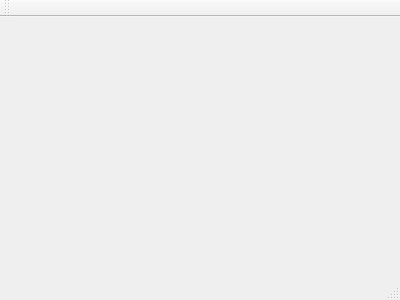
First picture: the form in mainwindow.ui, repository cpyarger/kast, before the edit.
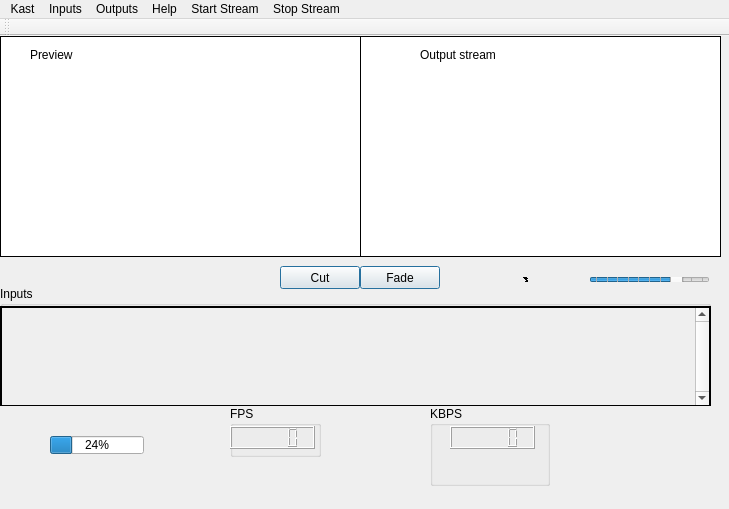
Second picture: the form after the edit.

Commit message: playing with UI

What changed in the file:
```diff
--- a/mainwindow.ui
+++ b/mainwindow.ui
@@ -1,24 +1,998 @@
 <ui version="4.0">
  <class>MainWindow</class>
- <widget class="QMainWindow" name="MainWindow" >
-  <property name="geometry" >
+ <widget class="QMainWindow" name="MainWindow">
+  <property name="geometry">
    <rect>
     <x>0</x>
     <y>0</y>
-    <width>400</width>
-    <height>300</height>
+    <width>729</width>
+    <height>509</height>
    </rect>
   </property>
   <property name="windowTitle" >
    <string>MainWindow</string>
   </property>
-  <widget class="QMenuBar" name="menuBar" />
-  <widget class="QToolBar" name="mainToolBar" />
-  <widget class="QWidget" name="centralWidget" />
-  <widget class="QStatusBar" name="statusBar" />
+  <property name="autoFillBackground">
+   <bool>true</bool>
+  </property>
+  <property name="styleSheet">
+   <string notr="true"/>
+  </property>
+  <property name="unifiedTitleAndToolBarOnMac">
+   <bool>true</bool>
+  </property>
+  <widget class="QWidget" name="centralWidget">
+   <widget class="QPushButton" name="buttonCut">
+    <property name="geometry">
+     <rect>
+      <x>280</x>
+      <y>230</y>
+      <width>80</width>
+      <height>23</height>
+     </rect>
+    </property>
+    <property name="text">
+     <string>Cut</string>
+    </property>
+    <property name="shortcut">
+     <string>Space</string>
+    </property>
+    <property name="autoDefault">
+     <bool>true</bool>
+    </property>
+    <property name="default">
+     <bool>true</bool>
+    </property>
+    <property name="flat">
+     <bool>false</bool>
+    </property>
+   </widget>
+   <widget class="QPushButton" name="buttonFade">
+    <property name="geometry">
+     <rect>
+      <x>360</x>
+      <y>230</y>
+      <width>80</width>
+      <height>23</height>
+     </rect>
+    </property>
+    <property name="text">
+     <string>Fade</string>
+    </property>
+    <property name="shortcut">
+     <string>+</string>
+    </property>
+    <property name="default">
+     <bool>true</bool>
+    </property>
+   </widget>
+   <widget class="QGraphicsView" name="framePreview">
+    <property name="geometry">
+     <rect>
+      <x>0</x>
+      <y>0</y>
+      <width>361</width>
+      <height>221</height>
+     </rect>
+    </property>
+    <property name="frameShape">
+     <enum>QFrame::Panel</enum>
+    </property>
+    <property name="frameShadow">
+     <enum>QFrame::Plain</enum>
+    </property>
+    <property name="viewportUpdateMode">
+     <enum>QGraphicsView::FullViewportUpdate</enum>
+    </property>
+   </widget>
+   <widget class="QGraphicsView" name="frameOutput">
+    <property name="geometry">
+     <rect>
+      <x>360</x>
+      <y>0</y>
+      <width>361</width>
+      <height>221</height>
+     </rect>
+    </property>
+    <property name="frameShape">
+     <enum>QFrame::Panel</enum>
+    </property>
+    <property name="frameShadow">
+     <enum>QFrame::Plain</enum>
+    </property>
+   </widget>
+   <widget class="QLabel" name="label_2">
+    <property name="geometry">
+     <rect>
+      <x>30</x>
+      <y>10</y>
+      <width>65</width>
+      <height>17</height>
+     </rect>
+    </property>
+    <property name="text">
+     <string>Preview</string>
+    </property>
+   </widget>
+   <widget class="QLabel" name="label_3">
+    <property name="geometry">
+     <rect>
+      <x>420</x>
+      <y>10</y>
+      <width>91</width>
+      <height>17</height>
+     </rect>
+    </property>
+    <property name="text">
+     <string>Output stream</string>
+    </property>
+   </widget>
+   <widget class="QProgressBar" name="StreamQuality">
+    <property name="geometry">
+     <rect>
+      <x>50</x>
+      <y>400</y>
+      <width>94</width>
+      <height>18</height>
+     </rect>
+    </property>
+    <property name="value">
+     <number>24</number>
+    </property>
+   </widget>
+   <widget class="QGroupBox" name="BoxInputs">
+    <property name="geometry">
+     <rect>
+      <x>0</x>
+      <y>250</y>
+      <width>711</width>
+      <height>120</height>
+     </rect>
+    </property>
+    <property name="sizePolicy">
+     <sizepolicy hsizetype="Maximum" vsizetype="Maximum">
+      <horstretch>0</horstretch>
+      <verstretch>0</verstretch>
+     </sizepolicy>
+    </property>
+    <property name="title">
+     <string>Inputs</string>
+    </property>
+    <widget class="QScrollArea" name="scrollArea_2">
+     <property name="enabled">
+      <bool>true</bool>
+     </property>
+     <property name="geometry">
+      <rect>
+       <x>0</x>
+       <y>20</y>
+       <width>711</width>
+       <height>101</height>
+      </rect>
+     </property>
+     <property name="sizePolicy">
+      <sizepolicy hsizetype="Maximum" vsizetype="Maximum">
+       <horstretch>0</horstretch>
+       <verstretch>0</verstretch>
+      </sizepolicy>
+     </property>
+     <property name="autoFillBackground">
+      <bool>true</bool>
+     </property>
+     <property name="frameShape">
+      <enum>QFrame::Box</enum>
+     </property>
+     <property name="frameShadow">
+      <enum>QFrame::Plain</enum>
+     </property>
+     <property name="lineWidth">
+      <number>2</number>
+     </property>
+     <property name="midLineWidth">
+      <number>1</number>
+     </property>
+     <property name="verticalScrollBarPolicy">
+      <enum>Qt::ScrollBarAlwaysOn</enum>
+     </property>
+     <property name="horizontalScrollBarPolicy">
+      <enum>Qt::ScrollBarAlwaysOff</enum>
+     </property>
+     <property name="sizeAdjustPolicy">
+      <enum>QAbstractScrollArea::AdjustToContents</enum>
+     </property>
+     <property name="widgetResizable">
+      <bool>true</bool>
+     </property>
+     <property name="alignment">
+      <set>Qt::AlignLeading|Qt::AlignLeft|Qt::AlignVCenter</set>
+     </property>
+     <widget class="QWidget" name="scrollAreaWidgetContents_3">
+      <property name="geometry">
+       <rect>
+        <x>0</x>
+        <y>40</y>
+        <width>16</width>
+        <height>16</height>
+       </rect>
+      </property>
+      <property name="sizePolicy">
+       <sizepolicy hsizetype="Fixed" vsizetype="Fixed">
+        <horstretch>0</horstretch>
+        <verstretch>0</verstretch>
+       </sizepolicy>
+      </property>
+     </widget>
+    </widget>
+   </widget>
+   <widget class="QFrame" name="uploadSpeedFrame">
+    <property name="geometry">
+     <rect>
+      <x>230</x>
+      <y>384</y>
+      <width>103</width>
+      <height>41</height>
+     </rect>
+    </property>
+    <layout class="QHBoxLayout" name="horizontalLayout_4"/>
+   </widget>
+   <widget class="QGroupBox" name="boxKBPS">
+    <property name="geometry">
+     <rect>
+      <x>430</x>
+      <y>370</y>
+      <width>120</width>
+      <height>80</height>
+     </rect>
+    </property>
+    <property name="title">
+     <string>KBPS</string>
+    </property>
+    <widget class="QLCDNumber" name="lcdNumber_2">
+     <property name="geometry">
+      <rect>
+       <x>20</x>
+       <y>20</y>
+       <width>85</width>
+       <height>23</height>
+      </rect>
+     </property>
+    </widget>
+   </widget>
+   <widget class="QGroupBox" name="boxFps">
+    <property name="geometry">
+     <rect>
+      <x>230</x>
+      <y>370</y>
+      <width>91</width>
+      <height>51</height>
+     </rect>
+    </property>
+    <property name="title">
+     <string>FPS</string>
+    </property>
+    <widget class="QLCDNumber" name="FPS_2">
+     <property name="geometry">
+      <rect>
+       <x>0</x>
+       <y>20</y>
+       <width>85</width>
+       <height>23</height>
+      </rect>
+     </property>
+     <property name="styleSheet">
+      <string notr="true">
+color: rgb(107, 212, 72);</string>
+     </property>
+    </widget>
+   </widget>
+   <widget class="QWidget" name="layoutWidget">
+    <property name="geometry">
+     <rect>
+      <x>450</x>
+      <y>230</y>
+      <width>271</width>
+      <height>27</height>
+     </rect>
+    </property>
+    <layout class="QHBoxLayout" name="horizontalLayout">
+     <item>
+      <widget class="QLCDNumber" name="masterVolumeDisplay">
+       <property name="sizePolicy">
+        <sizepolicy hsizetype="Preferred" vsizetype="Preferred">
+         <horstretch>0</horstretch>
+         <verstretch>0</verstretch>
+        </sizepolicy>
+       </property>
+       <property name="palette">
+        <palette>
+         <active>
+          <colorrole role="WindowText">
+           <brush brushstyle="SolidPattern">
+            <color alpha="255">
+             <red>255</red>
+             <green>255</green>
+             <blue>255</blue>
+            </color>
+           </brush>
+          </colorrole>
+          <colorrole role="Button">
+           <brush brushstyle="SolidPattern">
+            <color alpha="255">
+             <red>0</red>
+             <green>0</green>
+             <blue>0</blue>
+            </color>
+           </brush>
+          </colorrole>
+          <colorrole role="Light">
+           <brush brushstyle="SolidPattern">
+            <color alpha="255">
+             <red>0</red>
+             <green>0</green>
+             <blue>0</blue>
+            </color>
+           </brush>
+          </colorrole>
+          <colorrole role="Midlight">
+           <brush brushstyle="SolidPattern">
+            <color alpha="255">
+             <red>0</red>
+             <green>0</green>
+             <blue>0</blue>
+            </color>
+           </brush>
+          </colorrole>
+          <colorrole role="Dark">
+           <brush brushstyle="SolidPattern">
+            <color alpha="255">
+             <red>0</red>
+             <green>0</green>
+             <blue>0</blue>
+            </color>
+           </brush>
+          </colorrole>
+          <colorrole role="Mid">
+           <brush brushstyle="SolidPattern">
+            <color alpha="255">
+             <red>0</red>
+             <green>0</green>
+             <blue>0</blue>
+            </color>
+           </brush>
+          </colorrole>
+          <colorrole role="Text">
+           <brush brushstyle="SolidPattern">
+            <color alpha="255">
+             <red>255</red>
+             <green>0</green>
+             <blue>0</blue>
+            </color>
+           </brush>
+          </colorrole>
+          <colorrole role="BrightText">
+           <brush brushstyle="SolidPattern">
+            <color alpha="255">
+             <red>255</red>
+             <green>255</green>
+             <blue>255</blue>
+            </color>
+           </brush>
+          </colorrole>
+          <colorrole role="ButtonText">
+           <brush brushstyle="SolidPattern">
+            <color alpha="255">
+             <red>255</red>
+             <green>255</green>
+             <blue>255</blue>
+            </color>
+           </brush>
+          </colorrole>
+          <colorrole role="Base">
+           <brush brushstyle="SolidPattern">
+            <color alpha="255">
+             <red>0</red>
+             <green>0</green>
+             <blue>0</blue>
+            </color>
+           </brush>
+          </colorrole>
+          <colorrole role="Window">
+           <brush brushstyle="SolidPattern">
+            <color alpha="255">
+             <red>0</red>
+             <green>0</green>
+             <blue>0</blue>
+            </color>
+           </brush>
+          </colorrole>
+          <colorrole role="Shadow">
+           <brush brushstyle="SolidPattern">
+            <color alpha="255">
+             <red>0</red>
+             <green>0</green>
+             <blue>0</blue>
+            </color>
+           </brush>
+          </colorrole>
+          <colorrole role="AlternateBase">
+           <brush brushstyle="SolidPattern">
+            <color alpha="255">
+             <red>0</red>
+             <green>0</green>
+             <blue>0</blue>
+            </color>
+           </brush>
+          </colorrole>
+          <colorrole role="ToolTipBase">
+           <brush brushstyle="SolidPattern">
+            <color alpha="255">
+             <red>255</red>
+             <green>255</green>
+             <blue>220</blue>
+            </color>
+           </brush>
+          </colorrole>
+          <colorrole role="ToolTipText">
+           <brush brushstyle="SolidPattern">
+            <color alpha="255">
+             <red>0</red>
+             <green>0</green>
+             <blue>0</blue>
+            </color>
+           </brush>
+          </colorrole>
+         </active>
+         <inactive>
+          <colorrole role="WindowText">
+           <brush brushstyle="SolidPattern">
+            <color alpha="255">
+             <red>255</red>
+             <green>255</green>
+             <blue>255</blue>
+            </color>
+           </brush>
+          </colorrole>
+          <colorrole role="Button">
+           <brush brushstyle="SolidPattern">
+            <color alpha="255">
+             <red>0</red>
+             <green>0</green>
+             <blue>0</blue>
+            </color>
+           </brush>
+          </colorrole>
+          <colorrole role="Light">
+           <brush brushstyle="SolidPattern">
+            <color alpha="255">
+             <red>0</red>
+             <green>0</green>
+             <blue>0</blue>
+            </color>
+           </brush>
+          </colorrole>
+          <colorrole role="Midlight">
+           <brush brushstyle="SolidPattern">
+            <color alpha="255">
+             <red>0</red>
+             <green>0</green>
+             <blue>0</blue>
+            </color>
+           </brush>
+          </colorrole>
+          <colorrole role="Dark">
+           <brush brushstyle="SolidPattern">
+            <color alpha="255">
+             <red>0</red>
+             <green>0</green>
+             <blue>0</blue>
+            </color>
+           </brush>
+          </colorrole>
+          <colorrole role="Mid">
+           <brush brushstyle="SolidPattern">
+            <color alpha="255">
+             <red>0</red>
+             <green>0</green>
+             <blue>0</blue>
+            </color>
+           </brush>
+          </colorrole>
+          <colorrole role="Text">
+           <brush brushstyle="SolidPattern">
+            <color alpha="255">
+             <red>255</red>
+             <green>0</green>
+             <blue>0</blue>
+            </color>
+           </brush>
+          </colorrole>
+          <colorrole role="BrightText">
+           <brush brushstyle="SolidPattern">
+            <color alpha="255">
+             <red>255</red>
+             <green>255</green>
+             <blue>255</blue>
+            </color>
+           </brush>
+          </colorrole>
+          <colorrole role="ButtonText">
+           <brush brushstyle="SolidPattern">
+            <color alpha="255">
+             <red>255</red>
+             <green>255</green>
+             <blue>255</blue>
+            </color>
+           </brush>
+          </colorrole>
+          <colorrole role="Base">
+           <brush brushstyle="SolidPattern">
+            <color alpha="255">
+             <red>0</red>
+             <green>0</green>
+             <blue>0</blue>
+            </color>
+           </brush>
+          </colorrole>
+          <colorrole role="Window">
+           <brush brushstyle="SolidPattern">
+            <color alpha="255">
+             <red>0</red>
+             <green>0</green>
+             <blue>0</blue>
+            </color>
+           </brush>
+          </colorrole>
+          <colorrole role="Shadow">
+           <brush brushstyle="SolidPattern">
+            <color alpha="255">
+             <red>0</red>
+             <green>0</green>
+             <blue>0</blue>
+            </color>
+           </brush>
+          </colorrole>
+          <colorrole role="AlternateBase">
+           <brush brushstyle="SolidPattern">
+            <color alpha="255">
+             <red>0</red>
+             <green>0</green>
+             <blue>0</blue>
+            </color>
+           </brush>
+          </colorrole>
+          <colorrole role="ToolTipBase">
+           <brush brushstyle="SolidPattern">
+            <color alpha="255">
+             <red>255</red>
+             <green>255</green>
+             <blue>220</blue>
+            </color>
+           </brush>
+          </colorrole>
+          <colorrole role="ToolTipText">
+           <brush brushstyle="SolidPattern">
+            <color alpha="255">
+             <red>0</red>
+             <green>0</green>
+             <blue>0</blue>
+            </color>
+           </brush>
+          </colorrole>
+         </inactive>
+         <disabled>
+          <colorrole role="WindowText">
+           <brush brushstyle="SolidPattern">
+            <color alpha="255">
+             <red>0</red>
+             <green>0</green>
+             <blue>0</blue>
+            </color>
+           </brush>
+          </colorrole>
+          <colorrole role="Button">
+           <brush brushstyle="SolidPattern">
+            <color alpha="255">
+             <red>0</red>
+             <green>0</green>
+             <blue>0</blue>
+            </color>
+           </brush>
+          </colorrole>
+          <colorrole role="Light">
+           <brush brushstyle="SolidPattern">
+            <color alpha="255">
+             <red>0</red>
+             <green>0</green>
+             <blue>0</blue>
+            </color>
+           </brush>
+          </colorrole>
+          <colorrole role="Midlight">
+           <brush brushstyle="SolidPattern">
+            <color alpha="255">
+             <red>0</red>
+             <green>0</green>
+             <blue>0</blue>
+            </color>
+           </brush>
+          </colorrole>
+          <colorrole role="Dark">
+           <brush brushstyle="SolidPattern">
+            <color alpha="255">
+             <red>0</red>
+             <green>0</green>
+             <blue>0</blue>
+            </color>
+           </brush>
+          </colorrole>
+          <colorrole role="Mid">
+           <brush brushstyle="SolidPattern">
+            <color alpha="255">
+             <red>0</red>
+             <green>0</green>
+             <blue>0</blue>
+            </color>
+           </brush>
+          </colorrole>
+          <colorrole role="Text">
+           <brush brushstyle="SolidPattern">
+            <color alpha="255">
+             <red>0</red>
+             <green>0</green>
+             <blue>0</blue>
+            </color>
+           </brush>
+          </colorrole>
+          <colorrole role="BrightText">
+           <brush brushstyle="SolidPattern">
+            <color alpha="255">
+             <red>255</red>
+             <green>255</green>
+             <blue>255</blue>
+            </color>
+           </brush>
+          </colorrole>
+          <colorrole role="ButtonText">
+           <brush brushstyle="SolidPattern">
+            <color alpha="255">
+             <red>0</red>
+             <green>0</green>
+             <blue>0</blue>
+            </color>
+           </brush>
+          </colorrole>
+          <colorrole role="Base">
+           <brush brushstyle="SolidPattern">
+            <color alpha="255">
+             <red>0</red>
+             <green>0</green>
+             <blue>0</blue>
+            </color>
+           </brush>
+          </colorrole>
+          <colorrole role="Window">
+           <brush brushstyle="SolidPattern">
+            <color alpha="255">
+             <red>0</red>
+             <green>0</green>
+             <blue>0</blue>
+            </color>
+           </brush>
+          </colorrole>
+          <colorrole role="Shadow">
+           <brush brushstyle="SolidPattern">
+            <color alpha="255">
+             <red>0</red>
+             <green>0</green>
+             <blue>0</blue>
+            </color>
+           </brush>
+          </colorrole>
+          <colorrole role="AlternateBase">
+           <brush brushstyle="SolidPattern">
+            <color alpha="255">
+             <red>0</red>
+             <green>0</green>
+             <blue>0</blue>
+            </color>
+           </brush>
+          </colorrole>
+          <colorrole role="ToolTipBase">
+           <brush brushstyle="SolidPattern">
+            <color alpha="255">
+             <red>255</red>
+             <green>255</green>
+             <blue>220</blue>
+            </color>
+           </brush>
+          </colorrole>
+          <colorrole role="ToolTipText">
+           <brush brushstyle="SolidPattern">
+            <color alpha="255">
+             <red>0</red>
+             <green>0</green>
+             <blue>0</blue>
+            </color>
+           </brush>
+          </colorrole>
+         </disabled>
+        </palette>
+       </property>
+       <property name="font">
+        <font>
+         <family>Padauk Book</family>
+         <pointsize>20</pointsize>
+         <kerning>true</kerning>
+        </font>
+       </property>
+       <property name="contextMenuPolicy">
+        <enum>Qt::NoContextMenu</enum>
+       </property>
+       <property name="frameShape">
+        <enum>QFrame::NoFrame</enum>
+       </property>
+       <property name="frameShadow">
+        <enum>QFrame::Plain</enum>
+       </property>
+       <property name="lineWidth">
+        <number>0</number>
+       </property>
+       <property name="segmentStyle">
+        <enum>QLCDNumber::Filled</enum>
+       </property>
+       <property name="value" stdset="0">
+        <double>75.000000000000000</double>
+       </property>
+      </widget>
+     </item>
+     <item>
+      <widget class="QSlider" name="masterVolumeSlider">
+       <property name="sizePolicy">
+        <sizepolicy hsizetype="Preferred" vsizetype="MinimumExpanding">
+         <horstretch>0</horstretch>
+         <verstretch>0</verstretch>
+        </sizepolicy>
+       </property>
+       <property name="maximum">
+        <number>100</number>
+       </property>
+       <property name="sliderPosition">
+        <number>75</number>
+       </property>
+       <property name="orientation">
+        <enum>Qt::Horizontal</enum>
+       </property>
+       <property name="invertedAppearance">
+        <bool>false</bool>
+       </property>
+       <property name="invertedControls">
+        <bool>false</bool>
+       </property>
+       <property name="tickPosition">
+        <enum>QSlider::TicksBothSides</enum>
+       </property>
+      </widget>
+     </item>
+    </layout>
+   </widget>
+   <zorder>buttonCut</zorder>
+   <zorder>buttonFade</zorder>
+   <zorder>framePreview</zorder>
+   <zorder>frameOutput</zorder>
+   <zorder>label_2</zorder>
+   <zorder>label_3</zorder>
+   <zorder>StreamQuality</zorder>
+   <zorder>label_4</zorder>
+   <zorder>FPS</zorder>
+   <zorder>label_5</zorder>
+   <zorder>label_6</zorder>
+   <zorder>BoxInputs</zorder>
+   <zorder>scrollArea_2</zorder>
+   <zorder>uploadSpeedFrame</zorder>
+   <zorder>boxKBPS</zorder>
+   <zorder>boxFps</zorder>
+   <zorder>buttonFade</zorder>
+   <zorder>buttonCut</zorder>
+   <zorder>StreamQuality</zorder>
+   <zorder>layoutWidget</zorder>
+  </widget>
+  <widget class="QMenuBar" name="menuBar">
+   <property name="geometry">
+    <rect>
+     <x>0</x>
+     <y>0</y>
+     <width>729</width>
+     <height>20</height>
+    </rect>
+   </property>
+   <widget class="QMenu" name="menuKast">
+    <property name="title">
+     <string>Kast</string>
+    </property>
+    <addaction name="actionSave_as_DFL"/>
+    <addaction name="actionOpen_Layout"/>
+    <addaction name="actionSave_As"/>
+    <addaction name="actionShare"/>
+    <addaction name="actionQuit"/>
+   </widget>
+   <widget class="QMenu" name="menuHelp">
+    <property name="title">
+     <string>Help</string>
+    </property>
+    <addaction name="actionAbout"/>
+   </widget>
+   <widget class="QMenu" name="menuInputs">
+    <property name="title">
+     <string>Inputs</string>
+    </property>
+    <addaction name="separator"/>
+    <addaction name="actionWebCam"/>
+    <addaction name="actionDesktop_Capture"/>
+    <addaction name="actionOpenGL_Capture"/>
+    <addaction name="actionYoutube_Video"/>
+    <addaction name="actionVideo_File"/>
+    <addaction name="actionVideo_Stream"/>
+    <addaction name="separator"/>
+    <addaction name="actionMicrophone"/>
+    <addaction name="actionAudio_File"/>
+    <addaction name="actionDesktop_Audio"/>
+    <addaction name="actionAudio_Mixer"/>
+   </widget>
+   <widget class="QMenu" name="menuOutputs">
+    <property name="title">
+     <string>Outputs</string>
+    </property>
+    <addaction name="separator"/>
+    <addaction name="separator"/>
+    <addaction name="separator"/>
+    <addaction name="actionYouTube"/>
+    <addaction name="actionTwitch"/>
+    <addaction name="actionChromeCast"/>
+    <addaction name="actionFile"/>
+   </widget>
+   <widget class="QMenu" name="menuStart_Stream">
+    <property name="title">
+     <string>Start Stream</string>
+    </property>
+   </widget>
+   <widget class="QMenu" name="menuStop_Stream">
+    <property name="title">
+     <string>Stop Stream</string>
+    </property>
+   </widget>
+   <addaction name="menuKast"/>
+   <addaction name="menuInputs"/>
+   <addaction name="menuOutputs"/>
+   <addaction name="menuHelp"/>
+   <addaction name="menuStart_Stream"/>
+   <addaction name="menuStop_Stream"/>
+  </widget>
+  <widget class="QToolBar" name="toolBar">
+   <property name="windowTitle">
+    <string>toolBar</string>
+   </property>
+   <attribute name="toolBarArea">
+    <enum>TopToolBarArea</enum>
+   </attribute>
+   <attribute name="toolBarBreak">
+    <bool>false</bool>
+   </attribute>
+  </widget>
+  <action name="actionYouTube">
+   <property name="text">
+    <string>YouTube</string>
+   </property>
+  </action>
+  <action name="actionTwitch">
+   <property name="text">
+    <string>Twitch</string>
+   </property>
+  </action>
+  <action name="actionChromeCast">
+   <property name="text">
+    <string>ChromeCast</string>
+   </property>
+  </action>
+  <action name="actionFile">
+   <property name="text">
+    <string>File</string>
+   </property>
+  </action>
+  <action name="actionWebCam">
+   <property name="text">
+    <string>WebCam</string>
+   </property>
+  </action>
+  <action name="actionDesktop_Capture">
+   <property name="text">
+    <string>Desktop Capture</string>
+   </property>
+  </action>
+  <action name="actionOpenGL_Capture">
+   <property name="text">
+    <string>OpenGL Capture</string>
+   </property>
+  </action>
+  <action name="actionYoutube_Video">
+   <property name="text">
+    <string>Youtube Video</string>
+   </property>
+  </action>
+  <action name="actionVideo_File">
+   <property name="text">
+    <string>Video File</string>
+   </property>
+  </action>
+  <action name="actionVideo_Stream">
+   <property name="text">
+    <string>Video Stream</string>
+   </property>
+  </action>
+  <action name="actionMicrophone">
+   <property name="text">
+    <string>Microphone</string>
+   </property>
+  </action>
+  <action name="actionAudio_File">
+   <property name="text">
+    <string>Audio File</string>
+   </property>
+  </action>
+  <action name="actionDesktop_Audio">
+   <property name="text">
+    <string>Desktop Audio</string>
+   </property>
+  </action>
+  <action name="actionAudio_Mixer">
+   <property name="text">
+    <string>Audio Mixer</string>
+   </property>
+  </action>
+  <action name="actionSave_as_DFL">
+   <property name="text">
+    <string>Save as DFL</string>
+   </property>
+  </action>
+  <action name="actionOpen_Layout">
+   <property name="text">
+    <string>Open Layout</string>
+   </property>
+  </action>
+  <action name="actionSave_As">
+   <property name="text">
+    <string>Save As</string>
+   </property>
+  </action>
+  <action name="actionShare">
+   <property name="text">
+    <string>Share...</string>
+   </property>
+  </action>
+  <action name="actionQuit">
+   <property name="text">
+    <string>Quit</string>
+   </property>
+  </action>
+  <action name="actionAbout">
+   <property name="text">
+    <string>About</string>
+   </property>
+  </action>
+  <action name="actionOpenAbout">
+   <property name="text">
+    <string>openAbout</string>
+   </property>
+  </action>
  </widget>
- <layoutDefault spacing="6" margin="11" />
- <pixmapfunction></pixmapfunction>
+ <layoutdefault spacing="6" margin="11"/>
+ <tabstops>
+  <tabstop>buttonFade</tabstop>
+  <tabstop>framePreview</tabstop>
+  <tabstop>frameOutput</tabstop>
+  <tabstop>buttonCut</tabstop>
+  <tabstop>scrollArea</tabstop>
+  <tabstop>scrollArea_2</tabstop>
+ </tabstops>
  <resources/>
  <connections/>
 </ui>
```
Left out of the diff: 72 changed lines with no effect on the pictures. The commit also changes 3 other files.
